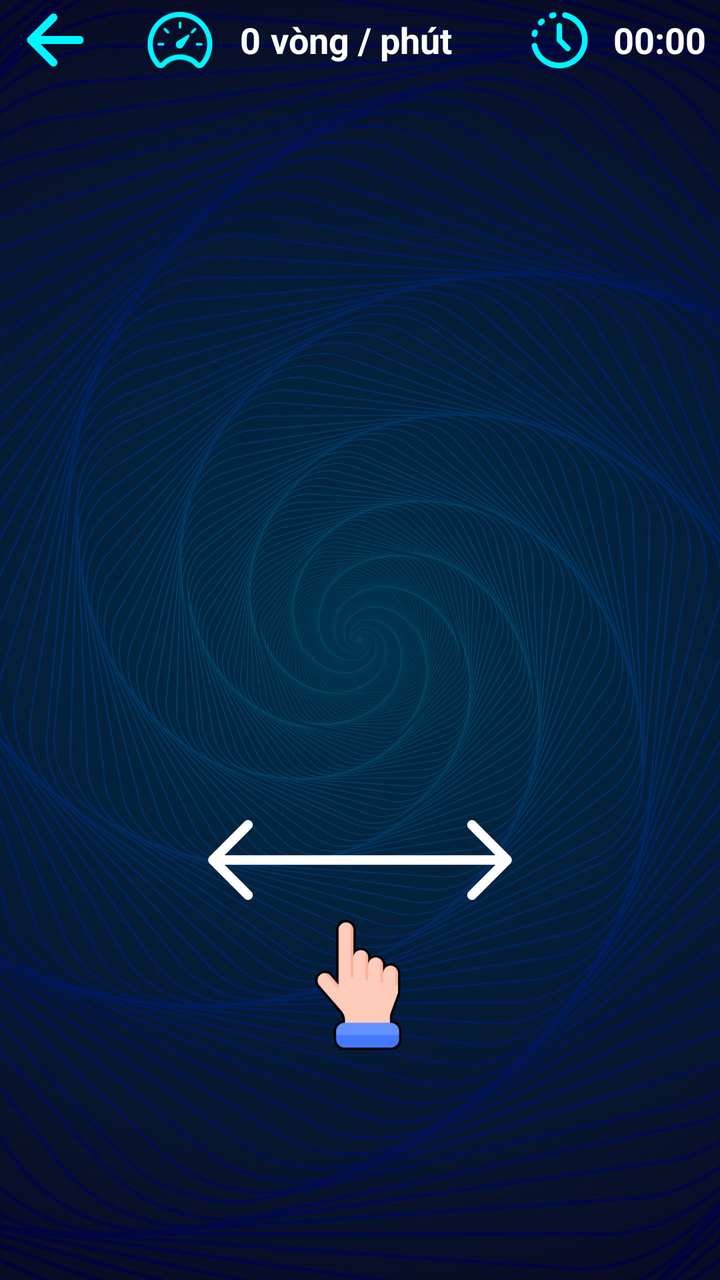
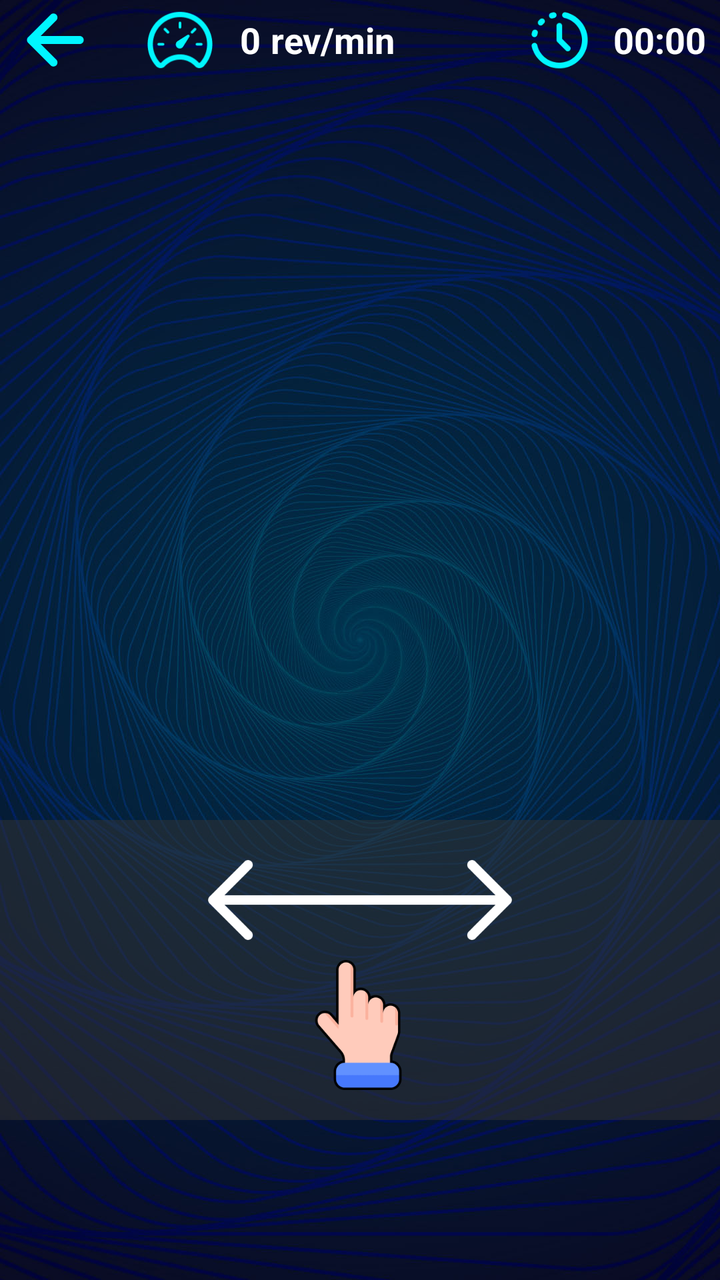

Before-and-after screenshots of an Android layout around one commit, followed by the original layout XML and the change that was made.
<!-- AndroidManifest.xml: application theme Theme.MyApp -->
<!-- res/layout/activity_spinner_view.xml -->
<?xml version="1.0" encoding="utf-8"?>
<RelativeLayout xmlns:android="http://schemas.android.com/apk/res/android"
    android:layout_width="match_parent"
    android:layout_height="match_parent">

    <ImageView
        android:id="@+id/home_img_bg"
        android:layout_width="match_parent"
        android:layout_height="match_parent"
        android:scaleType="centerCrop"
        android:src="@drawable/bg_gameplay" />

    <RelativeLayout
        android:id="@+id/root_layout"
        android:layout_width="match_parent"
        android:layout_height="match_parent">

        <RelativeLayout
            android:id="@+id/spinning_layout"
            android:layout_width="600dp"
            android:layout_height="800dp"
            android:layout_centerInParent="true">

            <ImageView
                android:id="@+id/spinning_image_view_down"
                android:layout_width="600dp"
                android:layout_height="600dp"
                android:alpha="0.2" />

            <ImageView
                android:id="@+id/spinning_image_view_up"
                android:layout_width="600dp"
                android:layout_height="600dp"
                android:layout_alignParentTop="true" />

        </RelativeLayout>

        <RelativeLayout
            android:layout_width="match_parent"
            android:layout_height="40dp">

            <ImageView
                android:id="@+id/btn_back"
                android:layout_width="55dp"
                android:layout_height="match_parent"
                android:src="@drawable/ic_back" />

            <LinearLayout
                android:layout_width="wrap_content"
                android:layout_height="40dp"
                android:layout_alignParentRight="true"
                android:layout_marginRight="5dp"
                android:orientation="horizontal">

                <ImageView
                    android:layout_width="50dp"
                    android:layout_height="match_parent"
                    android:padding="3dp"
                    android:src="@drawable/ic_time" />

                <TextView
                    android:id="@+id/txt_time_play"
                    android:layout_width="match_parent"
                    android:layout_height="match_parent"
                    android:gravity="center_vertical"
                    android:paddingHorizontal="2dp"
                    android:text="00:00"
                    android:textColor="@color/white"
                    android:textSize="18sp"
                    android:textStyle="bold" />

            </LinearLayout>

            <LinearLayout
                android:layout_width="wrap_content"
                android:layout_height="40dp"
                android:layout_marginLeft="65dp"
                android:gravity="center_horizontal"
                android:orientation="horizontal">

                <ImageView
                    android:layout_width="50dp"
                    android:layout_height="match_parent"
                    android:padding="3dp"
                    android:src="@drawable/ic_speed" />

                <TextView
                    android:id="@+id/txt_speed_phut"
                    android:layout_width="wrap_content"
                    android:layout_height="match_parent"
                    android:gravity="center_vertical"
                    android:paddingHorizontal="5dp"
                    android:text="0"
                    android:textColor="@color/white"
                    android:textSize="18sp"
                    android:textStyle="bold" />

                <TextView
                    android:layout_width="wrap_content"
                    android:layout_height="match_parent"
                    android:gravity="center_vertical"
                    android:text="@string/vong_phut"
                    android:textColor="@color/white"
                    android:textSize="18sp"
                    android:textStyle="bold" />

            </LinearLayout>

        </RelativeLayout>

        <RelativeLayout
            android:id="@+id/spinning_move_left_right"
            android:layout_width="match_parent"
            android:layout_height="150dp"
            android:layout_alignParentBottom="true"
            android:layout_marginBottom="100dp">

            <RelativeLayout
                android:id="@+id/layout_tut"
                android:layout_width="match_parent"
                android:layout_height="match_parent">

                <ImageView
                    android:layout_width="200dp"
                    android:layout_height="40dp"
                    android:layout_centerHorizontal="true"
                    android:layout_marginTop="20dp"
                    android:src="@drawable/tut_trai_phai" />

                <ImageView
                    android:id="@+id/tut_hand"
                    android:layout_width="60dp"
                    android:layout_height="65dp"
                    android:layout_centerHorizontal="true"
                    android:layout_marginTop="70dp"
                    android:src="@drawable/tut_hand" />
            </RelativeLayout>
        </RelativeLayout>

    </RelativeLayout>

</RelativeLayout>
<!-- resources referenced by this layout -->
<resources>
  <color name="white">#FFFFFFFF</color>
  <!-- drawable bg_gameplay: jpg bitmap (drawable-nodpi, 227558 bytes) -->
  <!-- drawable ic_back: png bitmap (drawable-nodpi, 749 bytes) -->
  <!-- drawable ic_speed: png bitmap (drawable-nodpi, 2579 bytes) -->
  <!-- drawable ic_time: png bitmap (drawable-nodpi, 2511 bytes) -->
  <!-- drawable tut_hand: png bitmap (drawable-nodpi, 5466 bytes) -->
  <!-- drawable tut_trai_phai: png bitmap (drawable-nodpi, 1923 bytes) -->
  <string name="vong_phut">vòng / phút</string>
  <style name="Theme.MyApp" parent="Theme.Material3.DayNight.NoActionBar" />
</resources>

<!-- the commit's change to res/layout/activity_spinner_view.xml (unified diff, before → after) -->
@@ -11,9 +11,19 @@
         android:src="@drawable/bg_gameplay" />
 
     <RelativeLayout
+        android:id="@+id/rootAdBanner"
+        android:layout_width="match_parent"
+        android:layout_height="wrap_content"
+        android:layout_alignParentBottom="true"
+        android:gravity="center"
+        android:paddingTop="2dp"
+        android:paddingBottom="1dp" />
+
+    <RelativeLayout
         android:id="@+id/root_layout"
         android:layout_width="match_parent"
-        android:layout_height="match_parent">
+        android:layout_height="match_parent"
+        android:layout_marginBottom="70dp">
 
         <RelativeLayout
             android:id="@+id/spinning_layout"
@@ -113,7 +123,8 @@
             android:layout_width="match_parent"
             android:layout_height="150dp"
             android:layout_alignParentBottom="true"
-            android:layout_marginBottom="100dp">
+            android:layout_marginBottom="10dp"
+            android:background="#80343434">
 
             <RelativeLayout
                 android:id="@+id/layout_tut"
<!-- resource entries referenced after the edit -->
@@ -7,7 +7,7 @@
   <!-- drawable ic_time: png bitmap (drawable-nodpi, 2511 bytes) -->
   <!-- drawable tut_hand: png bitmap (drawable-nodpi, 5466 bytes) -->
   <!-- drawable tut_trai_phai: png bitmap (drawable-nodpi, 1923 bytes) -->
-  <string name="vong_phut">vòng / phút</string>
+  <string name="vong_phut">rev/min</string>
   <style name="Theme.MyApp" parent="Theme.Material3.DayNight.NoActionBar" />
 </resources>
 
